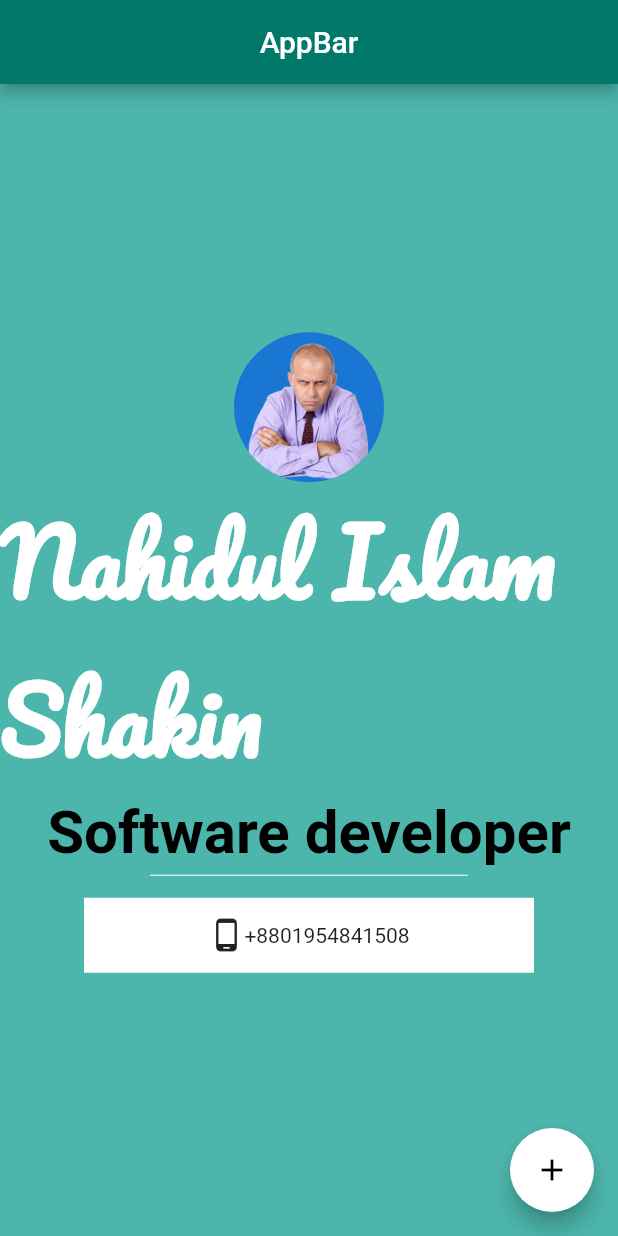
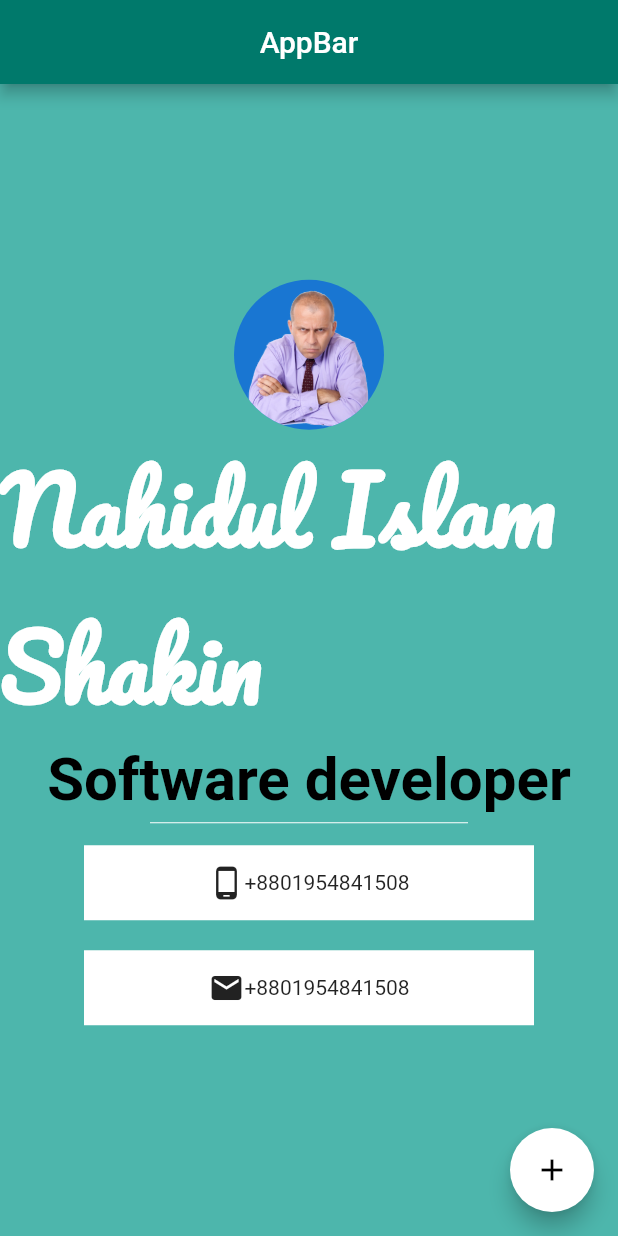
Before and after one commit to nahidulislamshakin/my_info, a Flutter app: the screen it shows after launch, on a phone screen of 412 x 824 dp. Run offline on Flutter 3.47's test engine with Material 2 defaults, Android fonts, the phone set to English and light mode, and no system bars.

Commit message:
email icon add

```diff
--- a/lib/my_info.dart
+++ b/lib/my_info.dart
@@ -55,6 +55,16 @@ class My_info extends StatelessWidget {
                   mainAxisAlignment: MainAxisAlignment.center,
                   children: [Icon(Icons.phone_android), Text("+8801954841508")],
                 ),
+              ),
+              Container(
+                margin: EdgeInsets.symmetric(vertical: 10, horizontal: 30),
+                width: 300,
+                height: 50,
+                color: Colors.white,
+                child: Row(
+                  mainAxisAlignment: MainAxisAlignment.center,
+                  children: [Icon(Icons.email), Text("+8801954841508")],
+                ),
               )
             ],
           ),
```
